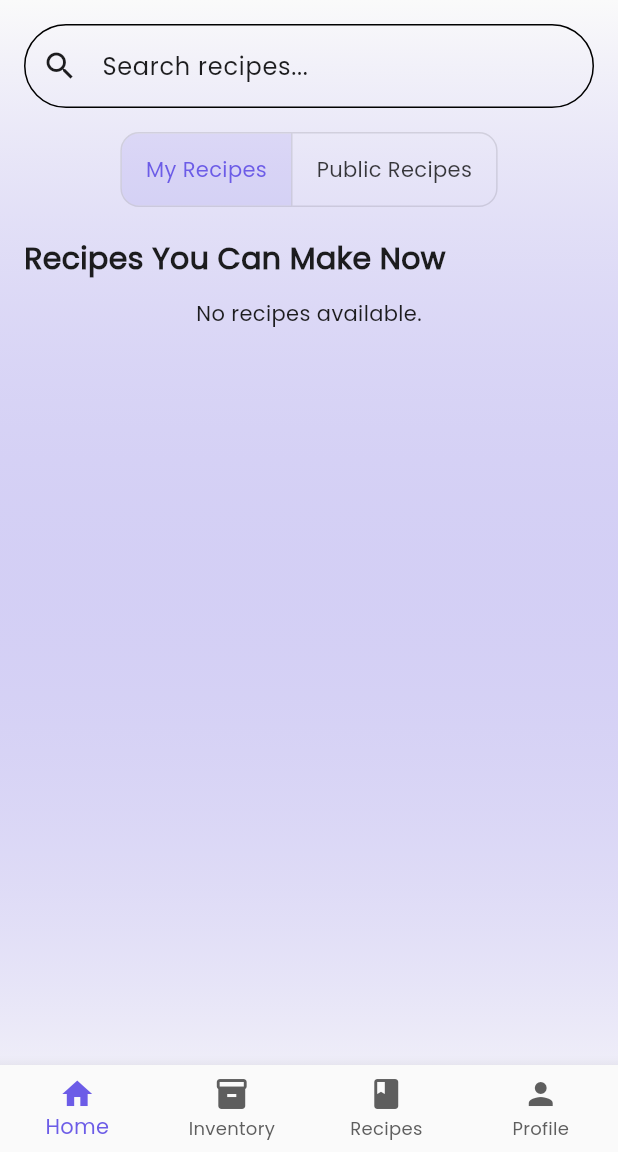
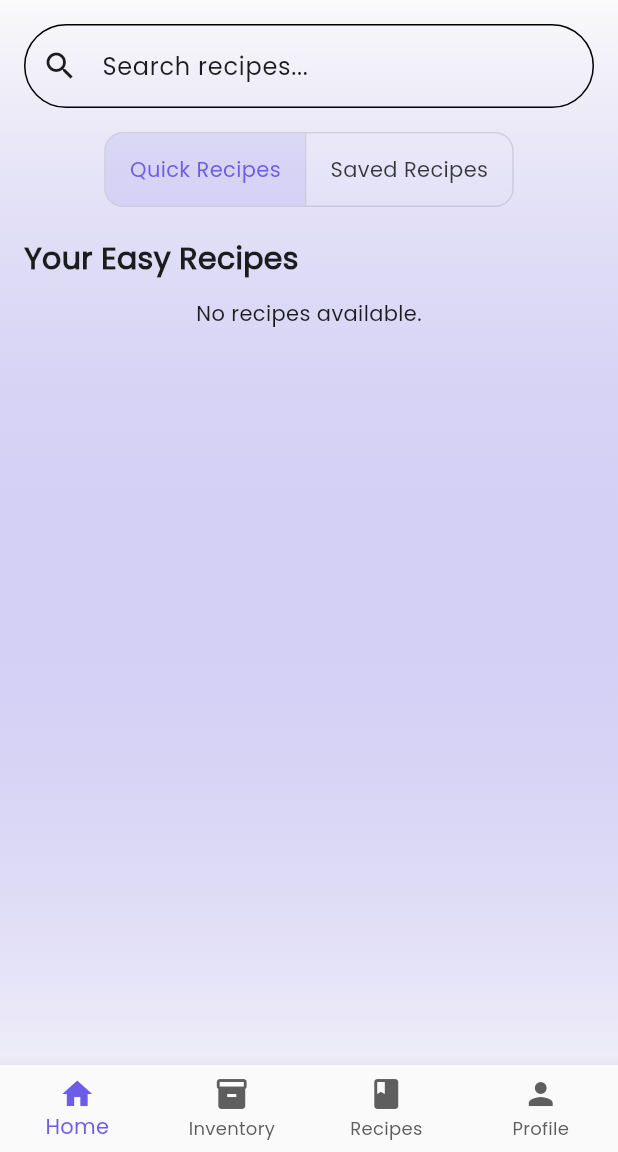
Before and after one commit to FarisAleemSU/Cibra, a Flutter app: the screen it shows once a user with an empty profile is signed in, on a phone screen of 412 x 824 dp, the part 84-1236 px from its top. Run offline on Flutter 3.47's test engine with Material 3 defaults, Android fonts, the phone set to English and light mode, and no system bars; our stand-ins replace cloud_firestore, firebase_auth, firebase_core, image_picker; accounts and stored records are empty.

Commit message:
Add files via upload
newest lib version

```diff
--- a/lib/screens/home_screen.dart
+++ b/lib/screens/home_screen.dart
@@ -16,11 +16,11 @@ class _HomeScreenState extends State<HomeScreen> {
   final RecipeService _recipeService = RecipeService();
   final userId = FirebaseAuth.instance.currentUser?.uid;
 
-  int _selectedIndex = 0; // 0: My Recipes, 1: Public Recipes
+  int _selectedIndex = 0; // 0: Quick Recipes, 1: Saved Recipes
 
   @override
   Widget build(BuildContext context) {
-    final showPublic = _selectedIndex == 1;
+    final isSavedTab = _selectedIndex == 1;
 
     return Scaffold(
       backgroundColor: Theme.of(context).scaffoldBackgroundColor,
@@ -73,7 +73,7 @@ class _HomeScreenState extends State<HomeScreen> {
               ),
               const SizedBox(height: 16),
 
-              // Toggle Buttons for My vs Public Recipes
+              // Toggle Buttons
               Center(
                 child: ToggleButtons(
                   borderRadius: BorderRadius.circular(12),
@@ -86,11 +86,11 @@ class _HomeScreenState extends State<HomeScreen> {
                   children: const [
                     Padding(
                       padding: EdgeInsets.symmetric(horizontal: 16),
-                      child: Text('My Recipes'),
+                      child: Text('Quick Recipes'),
                     ),
                     Padding(
                       padding: EdgeInsets.symmetric(horizontal: 16),
-                      child: Text('Public Recipes'),
+                      child: Text('Saved Recipes'),
                     ),
                   ],
                 ),
@@ -99,7 +99,7 @@ class _HomeScreenState extends State<HomeScreen> {
 
               // Heading
               Text(
-                showPublic ? 'Explore Public Recipes' : 'Recipes You Can Make Now',
+                isSavedTab ? 'Your Saved Public Recipes' : 'Your Easy Recipes',
                 style: const TextStyle(
                   fontSize: 20,
                   fontWeight: FontWeight.bold,
@@ -110,22 +110,36 @@ class _HomeScreenState extends State<HomeScreen> {
 
               // Recipes Grid
               StreamBuilder<List<Recipe>>(
-                stream: _recipeService.streamRecipes(filterPublic: showPublic, userId: userId),
+                stream: _recipeService.streamRecipes(filterPublic: true, userId: userId),
                 builder: (context, snapshot) {
                   if (snapshot.connectionState == ConnectionState.waiting) {
                     return const Center(child: CircularProgressIndicator());
                   }
 
                   if (!snapshot.hasData || snapshot.data!.isEmpty) {
-                    return Center(child: Text(showPublic ? 'No public recipes found.' : 'No recipes available.'));
+                    return Center(
+                      child: Text(isSavedTab
+                          ? 'No saved public recipes found.'
+                          : 'No recipes available.'),
+                    );
                   }
 
-                  final recipes = snapshot.data!
-                      .where((r) => r.difficulty.toLowerCase() == 'easy')
-                      .toList();
+                  // ✅ Apply proper filter logic
+                  final recipes = snapshot.data!.where((r) {
+                    if (isSavedTab) {
+                      return r.isPublic && r.savedBy.contains(userId);
+                    } else {
+                      return r.createdBy == userId &&
+                          r.difficulty.toLowerCase() == 'easy';
+                    }
+                  }).toList();
 
                   if (recipes.isEmpty) {
-                    return Center(child: Text(showPublic ? 'No easy public recipes.' : 'No easy recipes available.'));
+                    return Center(
+                      child: Text(isSavedTab
+                          ? 'No saved public recipes found.'
+                          : 'No easy recipes available.'),
+                    );
                   }
 
                   return GridView.builder(
@@ -145,9 +159,12 @@ class _HomeScreenState extends State<HomeScreen> {
                           Navigator.push(
                             context,
                             MaterialPageRoute(
-                              builder: (_) => RecipeDetailScreen(recipe: recipe),
-                            ),
-                          );
+                              builder: (_) => RecipeDetailScreen(
+                                recipe: recipe,
+                                allowEdit: recipe.createdBy == userId,
+                                ),
+                                ),
+                                );
                         },
                         child: Card(
                           shape: RoundedRectangleBorder(
@@ -158,20 +175,23 @@ class _HomeScreenState extends State<HomeScreen> {
                             crossAxisAlignment: CrossAxisAlignment.start,
                             children: [
                               ClipRRect(
-                                borderRadius: const BorderRadius.vertical(top: Radius.circular(15.0)),
+                                borderRadius:
+                                    const BorderRadius.vertical(top: Radius.circular(15.0)),
                                 child: recipe.imageUrl.isNotEmpty
                                     ? Image.network(
                                         recipe.imageUrl,
                                         height: 100,
                                         width: double.infinity,
                                         fit: BoxFit.cover,
-                                        errorBuilder: (_, __, ___) => const Icon(Icons.broken_image),
+                                        errorBuilder: (_, __, ___) =>
+                                            const Icon(Icons.broken_image),
                                       )
                                     : Container(
                                         height: 100,
                                         width: double.infinity,
                                         color: Colors.grey[300],
-                                        child: const Icon(Icons.image_not_supported),
+                                        child:
+                                            const Icon(Icons.image_not_supported),
                                       ),
                               ),
                               Padding(
@@ -190,7 +210,8 @@ class _HomeScreenState extends State<HomeScreen> {
                                     const SizedBox(height: 4),
                                     Row(
                                       children: [
-                                        const Icon(Icons.timer, size: 16, color: Colors.grey),
+                                        const Icon(Icons.timer,
+                                            size: 16, color: Colors.grey),
                                         const SizedBox(width: 4),
                                         Text(
                                           recipe.time,
```
Also changed, not shown: lib/screens/recipe_detail_screen.dart (+10 -6 lines).
